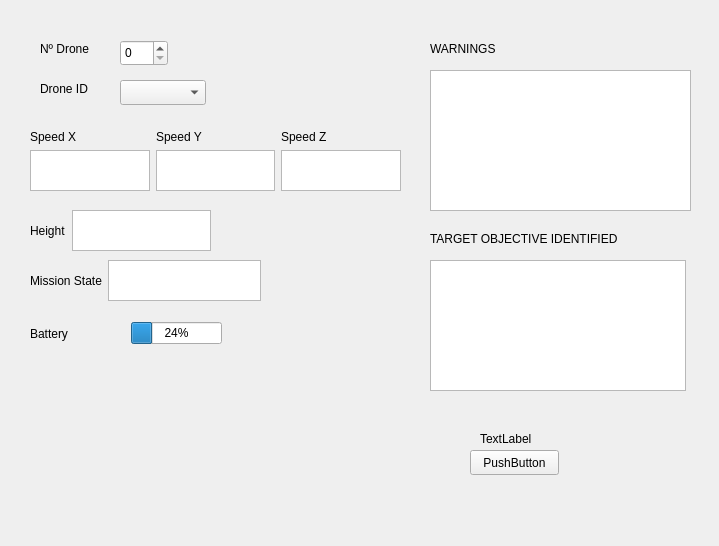
Before: the Qt Designer form ui/rqt_sarus_test_plugin/rqt_sarus_test_plugin_widget.ui in javier-ferre/rqt_sarus_gui, drawn with Qt 5.
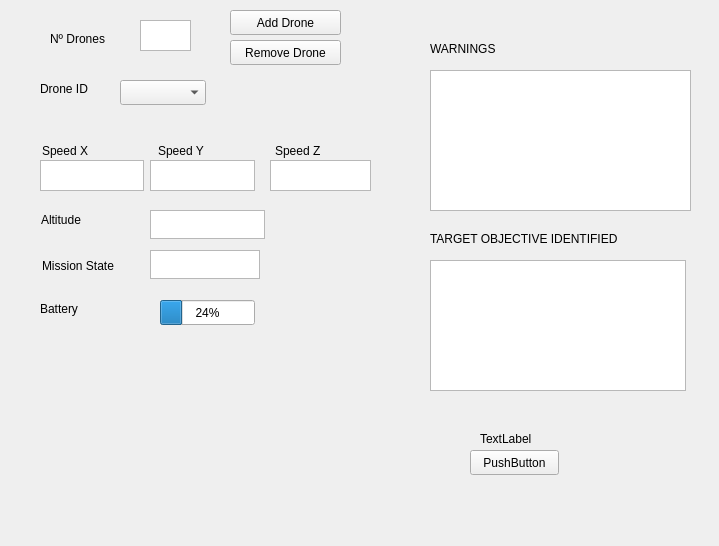
After: the same form once the commit is applied.

Commit message: Number of drones configuration and Altitude

The edit to the form file:
```diff
--- a/ui/rqt_sarus_test_plugin/rqt_sarus_test_plugin_widget.ui
+++ b/ui/rqt_sarus_test_plugin/rqt_sarus_test_plugin_widget.ui
@@ -39,19 +39,6 @@
     <string>TextLabel</string>
    </property>
   </widget>
-  <widget class="QLabel" name="label_2">
-   <property name="geometry">
-    <rect>
-     <x>40</x>
-     <y>40</y>
-     <width>67</width>
-     <height>17</height>
-    </rect>
-   </property>
-   <property name="text">
-    <string>Nº Drone</string>
-   </property>
-  </widget>
   <widget class="QLabel" name="label_3">
    <property name="geometry">
     <rect>
@@ -91,16 +78,6 @@
     <string>TARGET OBJECTIVE IDENTIFIED</string>
    </property>
   </widget>
-  <widget class="QSpinBox" name="n_drones">
-   <property name="geometry">
-    <rect>
-     <x>120</x>
-     <y>40</y>
-     <width>48</width>
-     <height>26</height>
-    </rect>
-   </property>
-  </widget>
   <widget class="QComboBox" name="drone_ID">
    <property name="geometry">
     <rect>
@@ -131,298 +108,198 @@
     </rect>
    </property>
   </widget>
-  <widget class="QWidget" name="">
+  <widget class="QPushButton" name="addDrone">
    <property name="geometry">
     <rect>
-     <x>30</x>
-     <y>260</y>
-     <width>231</width>
-     <height>41</height>
+     <x>230</x>
+     <y>10</y>
+     <width>111</width>
+     <height>25</height>
     </rect>
    </property>
-   <layout class="QHBoxLayout" name="horizontalLayout_2">
-    <item>
-     <widget class="QLabel" name="label_7">
-      <property name="text">
-       <string>Mission State</string>
-      </property>
-     </widget>
-    </item>
-    <item>
-     <spacer name="horizontalSpacer">
-      <property name="orientation">
-       <enum>Qt::Horizontal</enum>
-      </property>
-      <property name="sizeHint" stdset="0">
-       <size>
-        <width>40</width>
-        <height>20</height>
-       </size>
-      </property>
-     </spacer>
-    </item>
-    <item>
-     <widget class="QTextBrowser" name="state"/>
-    </item>
-    <item>
-     <spacer name="horizontalSpacer_6">
-      <property name="orientation">
-       <enum>Qt::Horizontal</enum>
-      </property>
-      <property name="sizeHint" stdset="0">
-       <size>
-        <width>40</width>
-        <height>20</height>
-       </size>
-      </property>
-     </spacer>
-    </item>
-   </layout>
+   <property name="text">
+    <string>Add Drone</string>
+   </property>
   </widget>
-  <widget class="QWidget" name="">
+  <widget class="QPushButton" name="removeDrone">
    <property name="geometry">
     <rect>
-     <x>30</x>
-     <y>130</y>
-     <width>371</width>
-     <height>61</height>
+     <x>230</x>
+     <y>40</y>
+     <width>111</width>
+     <height>25</height>
     </rect>
    </property>
-   <layout class="QHBoxLayout" name="horizontalLayout_4">
-    <item>
-     <layout class="QVBoxLayout" name="verticalLayout_3">
-      <item>
-       <widget class="QLabel" name="label_4">
-        <property name="text">
-         <string>Speed X</string>
-        </property>
-       </widget>
-      </item>
-      <item>
-       <spacer name="verticalSpacer">
-        <property name="orientation">
-         <enum>Qt::Vertical</enum>
-        </property>
-        <property name="sizeHint" stdset="0">
-         <size>
-          <width>20</width>
-          <height>40</height>
-         </size>
-        </property>
-       </spacer>
-      </item>
-      <item>
-       <widget class="QTextBrowser" name="speedX"/>
-      </item>
-     </layout>
-    </item>
-    <item>
-     <spacer name="horizontalSpacer_9">
-      <property name="orientation">
-       <enum>Qt::Horizontal</enum>
-      </property>
-      <property name="sizeHint" stdset="0">
-       <size>
-        <width>40</width>
-        <height>20</height>
-       </size>
-      </property>
-     </spacer>
-    </item>
-    <item>
-     <spacer name="horizontalSpacer_3">
-      <property name="orientation">
-       <enum>Qt::Horizontal</enum>
-      </property>
-      <property name="sizeHint" stdset="0">
-       <size>
-        <width>40</width>
-        <height>20</height>
-       </size>
-      </property>
-     </spacer>
-    </item>
-    <item>
-     <layout class="QVBoxLayout" name="verticalLayout_2">
-      <item>
-       <widget class="QLabel" name="label_5">
-        <property name="text">
-         <string>Speed Y</string>
-        </property>
-       </widget>
-      </item>
-      <item>
-       <spacer name="verticalSpacer_2">
-        <property name="orientation">
-         <enum>Qt::Vertical</enum>
-        </property>
-        <property name="sizeHint" stdset="0">
-         <size>
-          <width>20</width>
-          <height>40</height>
-         </size>
-        </property>
-       </spacer>
-      </item>
-      <item>
-       <widget class="QTextBrowser" name="speedY"/>
-      </item>
-     </layout>
-    </item>
-    <item>
-     <spacer name="horizontalSpacer_10">
-      <property name="orientation">
-       <enum>Qt::Horizontal</enum>
-      </property>
-      <property name="sizeHint" stdset="0">
-       <size>
-        <width>40</width>
-        <height>20</height>
-       </size>
-      </property>
-     </spacer>
-    </item>
-    <item>
-     <spacer name="horizontalSpacer_4">
-      <property name="orientation">
-       <enum>Qt::Horizontal</enum>
-      </property>
-      <property name="sizeHint" stdset="0">
-       <size>
-        <width>40</width>
-        <height>20</height>
-       </size>
-      </property>
-     </spacer>
-    </item>
-    <item>
-     <layout class="QVBoxLayout" name="verticalLayout">
-      <item>
-       <widget class="QLabel" name="label_6">
-        <property name="text">
-         <string>Speed Z</string>
-        </property>
-       </widget>
-      </item>
-      <item>
-       <spacer name="verticalSpacer_3">
-        <property name="orientation">
-         <enum>Qt::Vertical</enum>
-        </property>
-        <property name="sizeHint" stdset="0">
-         <size>
-          <width>20</width>
-          <height>40</height>
-         </size>
-        </property>
-       </spacer>
-      </item>
-      <item>
-       <widget class="QTextBrowser" name="speedZ"/>
-      </item>
-     </layout>
-    </item>
-   </layout>
+   <property name="text">
+    <string>Remove Drone</string>
+   </property>
   </widget>
-  <widget class="QWidget" name="">
+  <widget class="QTextBrowser" name="n_drones">
    <property name="geometry">
     <rect>
-     <x>30</x>
-     <y>320</y>
-     <width>248</width>
-     <height>27</height>
+     <x>140</x>
+     <y>20</y>
+     <width>51</width>
+     <height>31</height>
     </rect>
    </property>
-   <layout class="QHBoxLayout" name="horizontalLayout_3">
-    <item>
-     <widget class="QLabel" name="label_10">
-      <property name="text">
-       <string>Battery</string>
-      </property>
-     </widget>
-    </item>
-    <item>
-     <spacer name="horizontalSpacer_7">
-      <property name="orientation">
-       <enum>Qt::Horizontal</enum>
-      </property>
-      <property name="sizeHint" stdset="0">
-       <size>
-        <width>40</width>
-        <height>20</height>
-       </size>
-      </property>
-     </spacer>
-    </item>
-    <item>
-     <widget class="QProgressBar" name="progressBar">
-      <property name="value">
-       <number>24</number>
-      </property>
-     </widget>
-    </item>
-    <item>
-     <spacer name="horizontalSpacer_8">
-      <property name="orientation">
-       <enum>Qt::Horizontal</enum>
-      </property>
-      <property name="sizeHint" stdset="0">
-       <size>
-        <width>40</width>
-        <height>20</height>
-       </size>
-      </property>
-     </spacer>
-    </item>
-   </layout>
   </widget>
-  <widget class="QWidget" name="">
+  <widget class="QLabel" name="label_2">
    <property name="geometry">
     <rect>
-     <x>30</x>
+     <x>50</x>
+     <y>30</y>
+     <width>81</width>
+     <height>17</height>
+    </rect>
+   </property>
+   <property name="text">
+    <string>Nº Drones</string>
+   </property>
+  </widget>
+  <widget class="QTextBrowser" name="speedZ">
+   <property name="geometry">
+    <rect>
+     <x>270</x>
+     <y>160</y>
+     <width>101</width>
+     <height>31</height>
+    </rect>
+   </property>
+  </widget>
+  <widget class="QLabel" name="label_4">
+   <property name="geometry">
+    <rect>
+     <x>42</x>
+     <y>142</y>
+     <width>57</width>
+     <height>17</height>
+    </rect>
+   </property>
+   <property name="text">
+    <string>Speed X</string>
+   </property>
+  </widget>
+  <widget class="QTextBrowser" name="speedX">
+   <property name="geometry">
+    <rect>
+     <x>40</x>
+     <y>160</y>
+     <width>104</width>
+     <height>31</height>
+    </rect>
+   </property>
+  </widget>
+  <widget class="QLabel" name="label_5">
+   <property name="geometry">
+    <rect>
+     <x>158</x>
+     <y>142</y>
+     <width>55</width>
+     <height>17</height>
+    </rect>
+   </property>
+   <property name="text">
+    <string>Speed Y</string>
+   </property>
+  </widget>
+  <widget class="QTextBrowser" name="speedY">
+   <property name="geometry">
+    <rect>
+     <x>150</x>
+     <y>160</y>
+     <width>105</width>
+     <height>31</height>
+    </rect>
+   </property>
+  </widget>
+  <widget class="QLabel" name="label_6">
+   <property name="geometry">
+    <rect>
+     <x>275</x>
+     <y>142</y>
+     <width>55</width>
+     <height>17</height>
+    </rect>
+   </property>
+   <property name="text">
+    <string>Speed Z</string>
+   </property>
+  </widget>
+  <widget class="QLabel" name="label_11">
+   <property name="geometry">
+    <rect>
+     <x>41</x>
+     <y>211</y>
+     <width>56</width>
+     <height>17</height>
+    </rect>
+   </property>
+   <property name="text">
+    <string>Altitude</string>
+   </property>
+  </widget>
+  <widget class="QTextBrowser" name="altitude">
+   <property name="geometry">
+    <rect>
+     <x>150</x>
      <y>210</y>
-     <width>181</width>
-     <height>41</height>
+     <width>115</width>
+     <height>29</height>
     </rect>
    </property>
-   <layout class="QHBoxLayout" name="horizontalLayout">
-    <item>
-     <widget class="QLabel" name="label_11">
-      <property name="text">
-       <string>Height</string>
-      </property>
-     </widget>
-    </item>
-    <item>
-     <spacer name="horizontalSpacer_2">
-      <property name="orientation">
-       <enum>Qt::Horizontal</enum>
-      </property>
-      <property name="sizeHint" stdset="0">
-       <size>
-        <width>40</width>
-        <height>20</height>
-       </size>
-      </property>
-     </spacer>
-    </item>
-    <item>
-     <widget class="QTextBrowser" name="height"/>
-    </item>
-    <item>
-     <spacer name="horizontalSpacer_5">
-      <property name="orientation">
-       <enum>Qt::Horizontal</enum>
-      </property>
-      <property name="sizeHint" stdset="0">
-       <size>
-        <width>40</width>
-        <height>20</height>
-       </size>
-      </property>
-     </spacer>
-    </item>
-   </layout>
+  </widget>
+  <widget class="QLabel" name="label_7">
+   <property name="geometry">
+    <rect>
+     <x>42</x>
+     <y>257</y>
+     <width>91</width>
+     <height>17</height>
+    </rect>
+   </property>
+   <property name="text">
+    <string>Mission State</string>
+   </property>
+  </widget>
+  <widget class="QTextBrowser" name="state">
+   <property name="geometry">
+    <rect>
+     <x>150</x>
+     <y>250</y>
+     <width>110</width>
+     <height>29</height>
+    </rect>
+   </property>
+   <property name="styleSheet">
+    <string notr="true">color: rgb(115, 210, 22);</string>
+   </property>
+  </widget>
+  <widget class="QLabel" name="label_10">
+   <property name="geometry">
+    <rect>
+     <x>40</x>
+     <y>300</y>
+     <width>53</width>
+     <height>17</height>
+    </rect>
+   </property>
+   <property name="text">
+    <string>Battery</string>
+   </property>
+  </widget>
+  <widget class="QProgressBar" name="progressBar">
+   <property name="geometry">
+    <rect>
+     <x>160</x>
+     <y>300</y>
+     <width>95</width>
+     <height>25</height>
+    </rect>
+   </property>
+   <property name="value">
+    <number>24</number>
+   </property>
   </widget>
  </widget>
  <resources/>
```
The commit also changes 2 other files.
